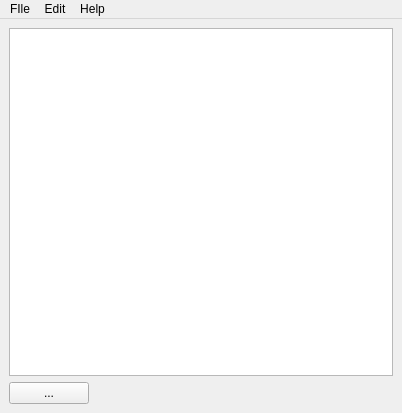
The window that src/UI/MainWindowUI.ui (kubaj510/QNotes) describes before a commit, drawn with Qt 5.
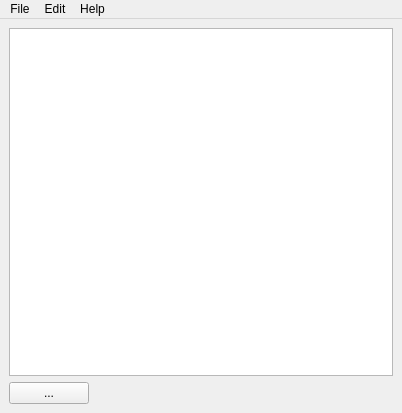
The same window after the commit. Icons and pictures are not drawn.

Commit message: actions like copy, cut, undo, redo disabled by default

Patch:
```diff
--- a/src/UI/MainWindowUI.ui
+++ b/src/UI/MainWindowUI.ui
@@ -81,9 +81,9 @@
      <height>24</height>
     </rect>
    </property>
-   <widget class="QMenu" name="menuFIle">
+   <widget class="QMenu" name="menuFile">
     <property name="title">
-     <string>FIle</string>
+     <string>File</string>
     </property>
     <addaction name="actionNew"/>
     <addaction name="actionOpen"/>
@@ -108,7 +108,7 @@
     </property>
     <addaction name="actionAbout"/>
    </widget>
-   <addaction name="menuFIle"/>
+   <addaction name="menuFile"/>
    <addaction name="menuEdit"/>
    <addaction name="menuHelp"/>
   </widget>
```
Left out of the diff: 9 changed lines with no effect on the pictures.
